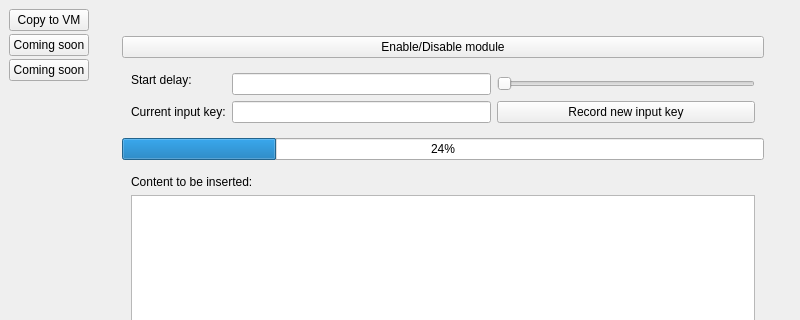
gyulii/Copy-tool, file gui/MainWindow.ui: the form before one commit; both pictures show x 0 to 800 and y 0 to 320 of the 800 by 600 pixel window.
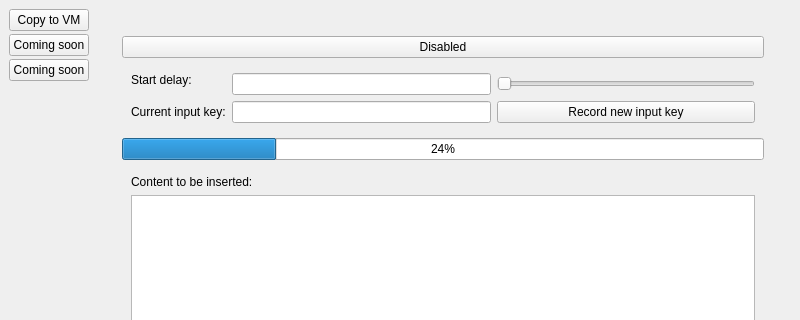
The form after the commit.

```diff
--- a/gui/MainWindow.ui
+++ b/gui/MainWindow.ui
@@ -114,7 +114,10 @@
                  </sizepolicy>
                 </property>
                 <property name="text">
-                 <string>Enable/Disable module</string>
+                 <string>Disabled</string>
+                </property>
+                <property name="checkable">
+                 <bool>false</bool>
                 </property>
                </widget>
               </item>
```
Left out of the diff: 16 changed lines with no effect on the pictures.
